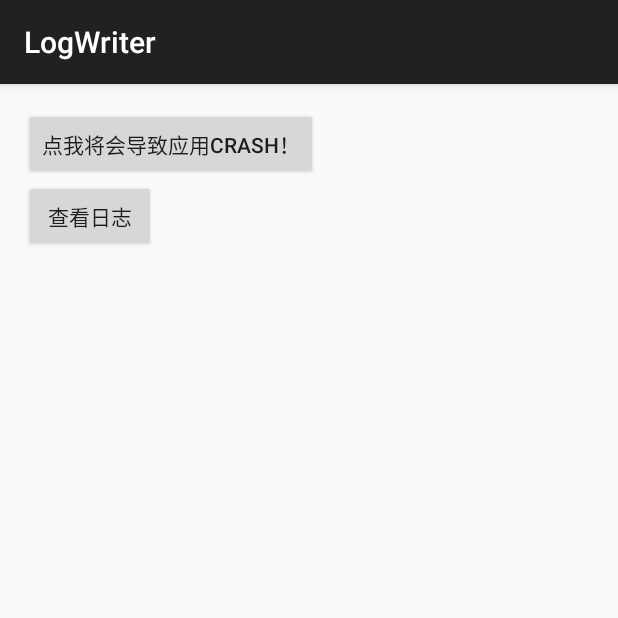
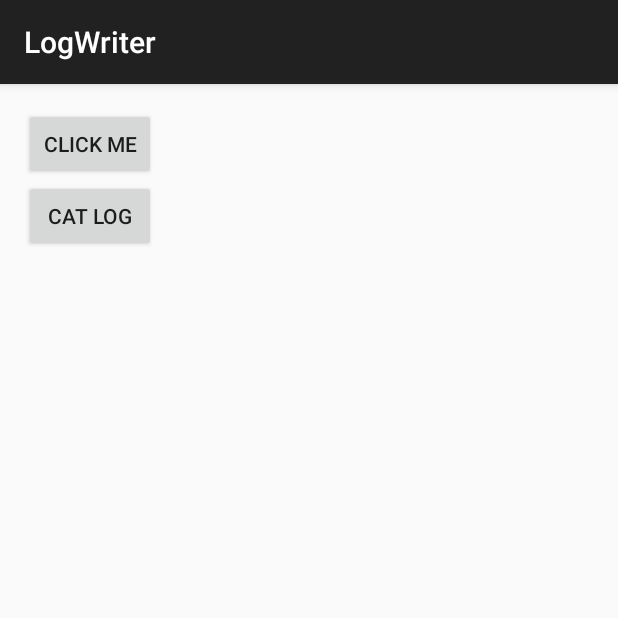
Before and after one commit to wxcchdStar/LLogger, an Android app: the screen it shows after launch (MainActivity), on a phone screen of 412 x 824 dp, the top half of it. Run offline under Robolectric (Android 15) with nearby library versions, the phone set to English and light mode, and no system bars; libraries missing offline, so code that uses them is left out: com.squareup.leakcanary; 1 statement that could not run was skipped.

Commit message:
Change:change Chinese to English

```diff
--- a/app/src/main/res/layout/activity_main.xml
+++ b/app/src/main/res/layout/activity_main.xml
@@ -11,13 +11,13 @@
 
     <Button
         android:id="@+id/btn_crash"
-        android:text="点我将会导致应用Crash！"
+        android:text="Click me"
         android:layout_width="wrap_content"
         android:layout_height="wrap_content" />
 
     <Button
         android:id="@+id/btn_cat_log"
-        android:text="查看日志"
+        android:text="Cat log"
         android:layout_width="wrap_content"
         android:layout_height="wrap_content" />
 
```
